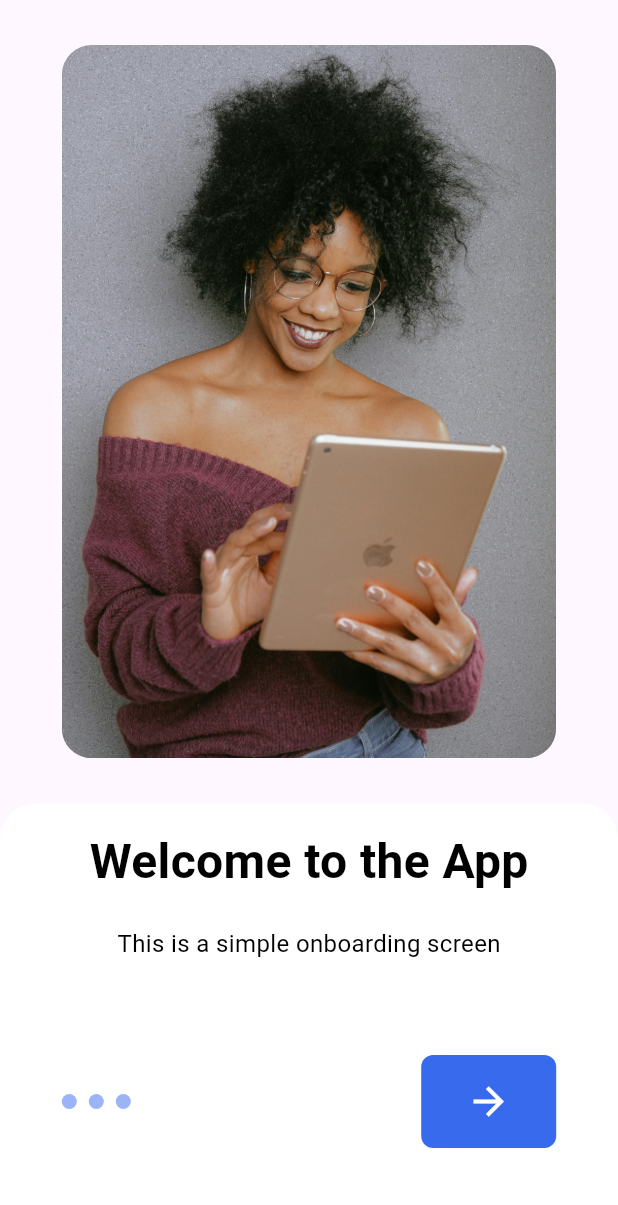
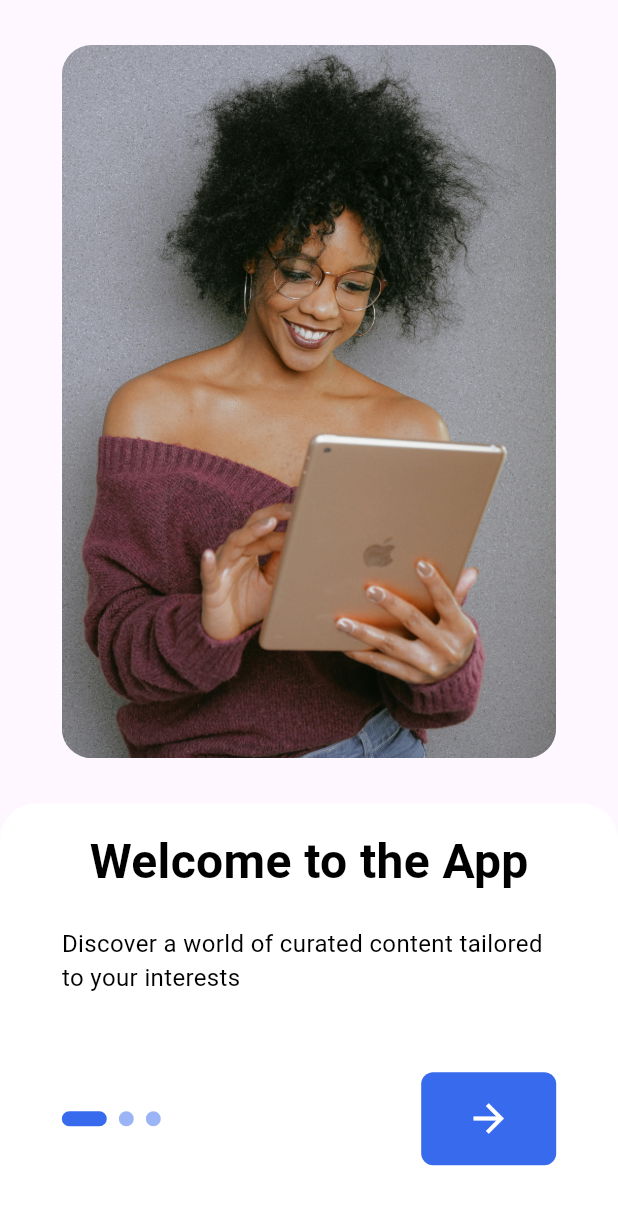
Before and after one commit to ClarenceLaria/blog_club, a Flutter app: the OnBoarding screen opened directly, on a phone screen of 412 x 824 dp. Shown: the top 1205 px of the screen. Run offline on Flutter 3.47's test engine with Material 3 defaults, Android fonts, the light colour scheme and no system bars; drawn by our look-alikes of smooth_page_indicator; our stand-ins replace sliding_up_panel.

Commit message:
Dynamic Onboarding screen

```diff
--- a/lib/constants/on_boarding_data.dart
+++ b/lib/constants/on_boarding_data.dart
@@ -16,7 +16,7 @@ class OnBoardingItem {
   var data = [
     OnBoardingItem(
       title: 'Welcome to the App',
-      description: 'This is a simple onboarding screen',
+      description: 'Discover a world of curated content tailored to your interests',
       image: 'assets/images/on_boarding_images/reading.jpg',
     ),
     OnBoardingItem(
--- a/lib/main.dart
+++ b/lib/main.dart
@@ -43,7 +43,7 @@ class _BlogClubPageState extends State<BlogClubPage>{
               )
             ),
           ),
-          OnBoarding(),
+          const OnBoarding(),
         ],
       ),
     );
--- a/lib/on_boarding.dart
+++ b/lib/on_boarding.dart
@@ -2,30 +2,54 @@ import 'package:flutter/material.dart';
 import 'package:smooth_page_indicator/smooth_page_indicator.dart';
 import 'package:blog_club/constants/on_boarding_data.dart';
 
-class OnBoarding extends StatelessWidget {
-  OnBoarding({super.key});
+class OnBoarding extends StatefulWidget {
+  const OnBoarding({super.key});
 
-  final onBoarding1 = data[0];
-  final onBoarding2 = data[1];
-  final onBoarding3 = data[2];
+  // final onBoarding1 = data[0];
+  // final onBoarding2 = data[1];
+  // final onBoarding3 = data[2];
 
-  final currentOnBoarding = 0;
+  // final currentOnBoarding = 0;
+
+  @override
+  State<OnBoarding> createState() {
+    return _OnBoardingState();
+  }
+}
+
+class _OnBoardingState extends State<OnBoarding> {
+  _OnBoardingState();
+
+  final PageController _pageController = PageController();
+  int currentOnBoarding = 0;
 
   @override
   Widget build(BuildContext context) {
-    return PageView(
+    return Scaffold(
+      body: Column(
         children: [
-        OnBoardingWidget(
-          title: onBoarding1.title,
-          description: onBoarding1.description,
-          image: onBoarding1.image,
-        ),
-        OnBoardingWidget(
-          title: onBoarding2.title,
-          description: onBoarding2.description,
-          image: onBoarding2.image,
-        ),
-      ],
+          Expanded(
+            child: PageView.builder(
+              controller: _pageController,
+              onPageChanged: (index) {
+                setState(() {
+                  currentOnBoarding = index;
+                });
+              },
+              itemCount: data.length,
+              itemBuilder: (context, index) {
+                return OnBoardingWidget(
+                  title: data[index].title,
+                  description: data[index].description,
+                  image: data[index].image,
+                  length: data.length,
+                  currentIndex: currentOnBoarding,
+                );
+              },
+            ),
+          ),
+        ],
+      ),
     );
   }
 }
@@ -36,11 +60,15 @@ class OnBoardingWidget extends StatelessWidget {
     required this.image,
     required this.title,
     required this.description,
+    required this.length,
+    required this.currentIndex,
   });
 
   final String image;
   final String title;
   final String description;
+  final int length;
+  final int currentIndex;
 
   @override
   Widget build(BuildContext context) {
@@ -99,8 +127,8 @@ class OnBoardingWidget extends StatelessWidget {
                   mainAxisAlignment: MainAxisAlignment.spaceBetween,
                   children: [
                     AnimatedSmoothIndicator(
-                      activeIndex: 3,
-                      count: 3,
+                      activeIndex: currentIndex,
+                      count: length,
                       effect: ExpandingDotsEffect(
                         dotWidth: 10,
                         dotHeight: 10,
@@ -128,6 +156,6 @@ class OnBoardingWidget extends StatelessWidget {
         ),
       ),
     ],
-                );
+    );
   }
 }
```
